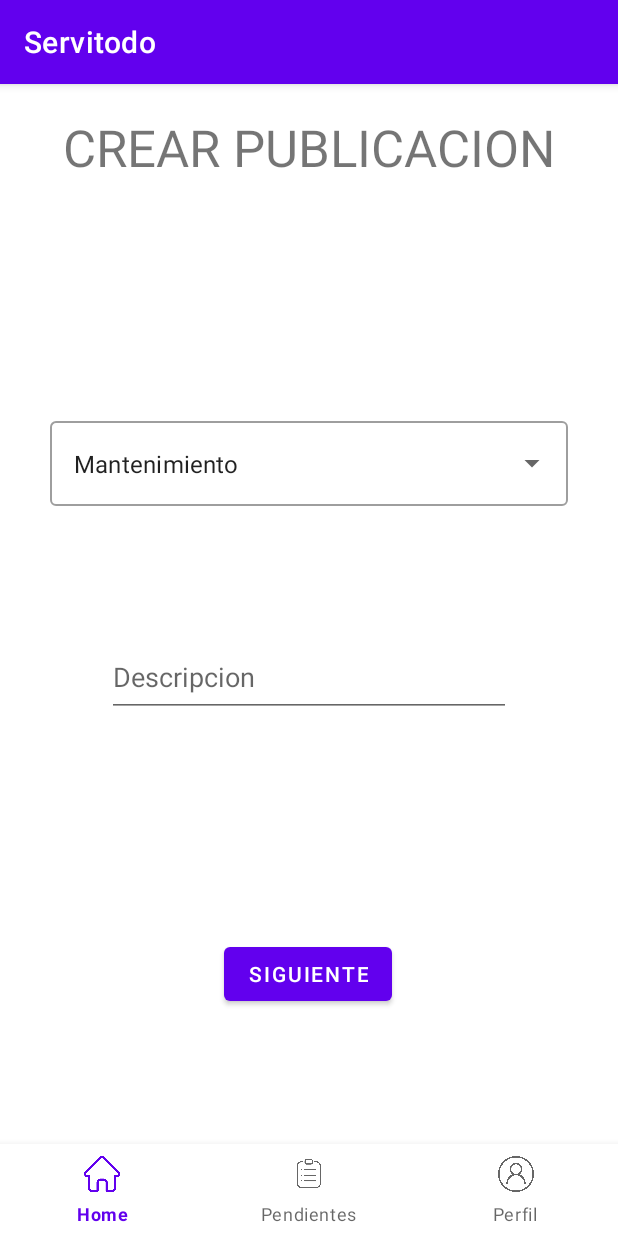
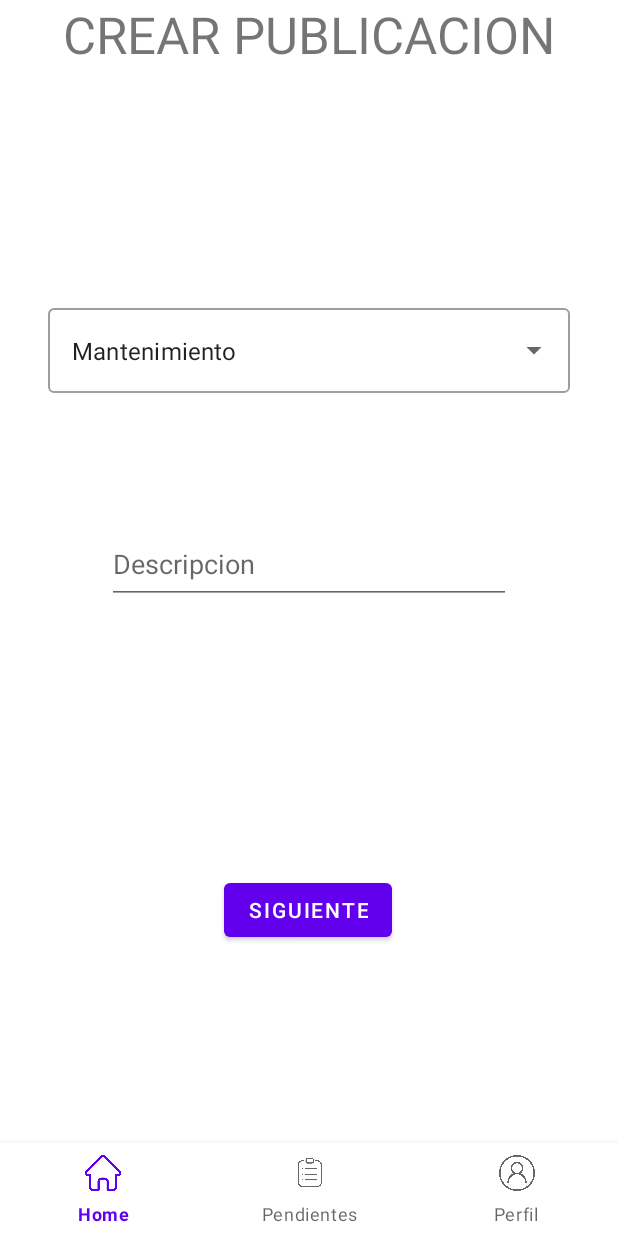
Before and after one commit to TinchoPombo/Servitodo, an Android app: the HomePrestadorFragment screen opened directly, with no data from a screen before it, after a tap on "CREAR PUBLICACION", on a phone screen of 412 x 824 dp. Run offline under Robolectric (Android 15) with nearby library versions, the phone set to English and light mode, and no system bars; our stand-ins replace Firebase (no records; nobody signed in at launch, a user with empty details on screens opened directly), navigation-ui.

Commit message:
.NoActionBar & activity_prestador

```diff
--- a/Servitodo/app/src/main/res/layout/activity_prestador.xml
+++ b/Servitodo/app/src/main/res/layout/activity_prestador.xml
@@ -9,10 +9,10 @@
     <androidx.fragment.app.FragmentContainerView
         android:id="@+id/nav_host_prestador"
         android:name="androidx.navigation.fragment.NavHostFragment"
-        android:layout_width="409dp"
-        android:layout_height="729dp"
+        android:layout_width="0dp"
+        android:layout_height="0dp"
         app:defaultNavHost="true"
-        app:layout_constraintBottom_toBottomOf="parent"
+        app:layout_constraintBottom_toTopOf="@id/bottom_bar_prestador"
         app:layout_constraintEnd_toEndOf="parent"
         app:layout_constraintStart_toStartOf="parent"
         app:layout_constraintTop_toTopOf="parent"
@@ -21,7 +21,7 @@
     <com.google.android.material.bottomnavigation.BottomNavigationView
         android:id="@+id/bottom_bar_prestador"
         android:layout_width="413dp"
-        android:layout_height="61dp"
+        android:layout_height="62dp"
         android:background="#FFFFFF"
         app:labelVisibilityMode="auto"
         app:layout_constraintBottom_toBottomOf="parent"
--- a/Servitodo/app/src/main/res/layout/peticion_pendiente_prestador.xml
+++ b/Servitodo/app/src/main/res/layout/peticion_pendiente_prestador.xml
@@ -140,7 +140,7 @@
             android:id="@+id/textView"
             android:layout_width="wrap_content"
             android:layout_height="wrap_content"
-            android:text="PROBANDOO"
+            android:text="PRESTADOR"
             tools:layout_editor_absoluteX="147dp"
             tools:layout_editor_absoluteY="63dp" />
 
--- a/Servitodo/app/src/main/res/values-night/themes.xml
+++ b/Servitodo/app/src/main/res/values-night/themes.xml
@@ -1,6 +1,6 @@
 <resources xmlns:tools="http://schemas.android.com/tools">
     <!-- Base application theme. -->
-    <style name="Theme.Servitodo" parent="Theme.MaterialComponents.DayNight.DarkActionBar">
+    <style name="Theme.Servitodo" parent="Theme.MaterialComponents.DayNight.NoActionBar">
         <!-- Primary brand color. -->
         <item name="colorPrimary">@color/purple_200</item>
         <item name="colorPrimaryVariant">@color/purple_700</item>
--- a/Servitodo/app/src/main/res/values/themes.xml
+++ b/Servitodo/app/src/main/res/values/themes.xml
@@ -1,6 +1,6 @@
 <resources xmlns:tools="http://schemas.android.com/tools">
     <!-- Base application theme. -->
-    <style name="Theme.Servitodo" parent="Theme.MaterialComponents.DayNight.DarkActionBar">
+    <style name="Theme.Servitodo" parent="Theme.MaterialComponents.DayNight.NoActionBar">
         <!-- Primary brand color. -->
         <item name="colorPrimary">@color/purple_500</item>
         <item name="colorPrimaryVariant">@color/purple_700</item>
```
Also changed, not shown: Servitodo/app/src/main/res/layout/fragment_home_prestador.xml (+7 -5 lines), Servitodo/app/src/main/res/layout/fragment_peticiones_pendientes.xml (+66 -7 lines).
